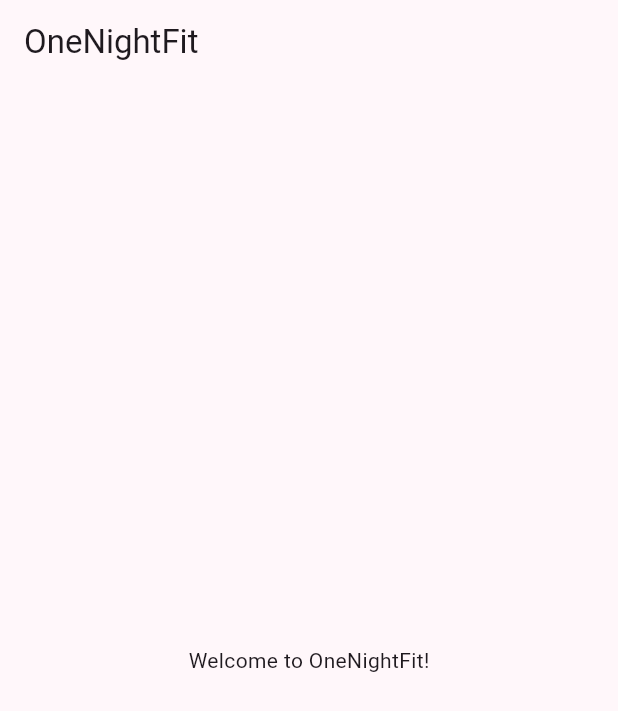
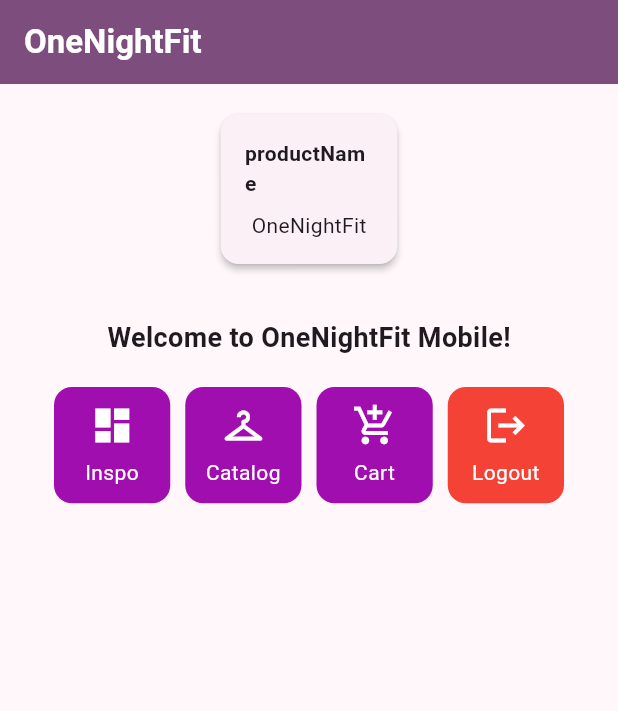
Before and after one commit to OneNightFit/OneNightFit_mobile, a Flutter app: the screen it shows after launch, on a phone screen of 412 x 824 dp. Shown: the top 711 px of the screen. Run offline on Flutter 3.47's test engine with Material 3 defaults, Android fonts, the phone set to English and light mode, and no system bars.

Commit message:
feat(home): integrate InfoCard and menu GridView on home page

```diff
--- a/lib/main.dart
+++ b/lib/main.dart
@@ -15,8 +15,8 @@ class MyApp extends StatelessWidget {
       title: 'Flutter Demo',
       theme: ThemeData(
         colorScheme: ColorScheme.fromSeed(
-          seedColor: Color(0x400646),
-          secondary: Color(0xA10EAF)
+          seedColor: Color(0xFF804D80),
+          secondary: Color(0xFFA10EAF)
         ),
         useMaterial3: true,
       ),
--- a/lib/menu.dart
+++ b/lib/menu.dart
@@ -21,14 +21,71 @@ class MyHomePage extends StatelessWidget {
 
   final String productName = "OneNightFit";
 
-  @override
+    @override
   Widget build(BuildContext context) {
+    // Scaffold menyediakan struktur visual dasar halaman (AppBar, Body, SnackBar).
     return Scaffold(
+      // AppBar menampilkan bar bagian atas halaman aplikasi.
       appBar: AppBar(
-        title: const Text('OneNightFit'),
+        title: const Text(
+          'OneNightFit',
+          style: TextStyle(
+            color: Colors.white,
+            fontWeight: FontWeight.bold,
+          ),
+        ),
+        backgroundColor: Theme.of(context).colorScheme.primary,
       ),
-      body: const Center(
-        child: Text('Welcome to OneNightFit!'),
+      // Body halaman utama dengan padding di sekelilingnya.
+      body: Padding(
+        padding: const EdgeInsets.all(16.0),
+        child: Column(
+          crossAxisAlignment: CrossAxisAlignment.center,
+          children: [
+            // Baris horizontal untuk menampilkan 3 InfoCard secara sejajar.
+            Row(
+              mainAxisAlignment: MainAxisAlignment.spaceEvenly,
+              children: [
+                InfoCard(title: 'productName', content: productName),
+              ],
+            ),
+
+            const SizedBox(height: 16.0),
+
+            // Bagian tengah: pesan sambutan dan kisi tombol menu portofolio.
+            Center(
+              child: Column(
+                children: [
+                  const Padding(
+                    padding: EdgeInsets.only(top: 16.0),
+                    child: Text(
+                      'Welcome to OneNightFit Mobile!',
+                      style: TextStyle(
+                        fontWeight: FontWeight.bold,
+                        fontSize: 18.0,
+                      ),
+                    ),
+                  ),
+
+                  // GridView menampilkan kartu tombol dalam tata letak kisi 3 kolom.
+                  GridView.count(
+                    primary: false,
+                    padding: const EdgeInsets.all(20),
+                    crossAxisSpacing: 10,
+                    mainAxisSpacing: 10,
+                    crossAxisCount: 4,
+                    // shrinkWrap agar ukuran kisi menyesuaikan tinggi konten anak.
+                    shrinkWrap: true,
+                    childAspectRatio: 1.0,
+                    children: items.map((ItemHomepage item) {
+                      return ItemCard(item);
+                    }).toList(),
+                  ),
+                ],
+              ),
+            ),
+          ],
+        ),
       ),
     );
   }
@@ -82,7 +139,9 @@ class ItemCard extends StatelessWidget {
   Widget build(BuildContext context) {
     return Material(
       // Menggunakan warna sekunder dari skema tema aplikasi.
-      color: Theme.of(context).colorScheme.secondary,
+      color: item.name == "Logout"
+        ? Colors.red
+        :  Theme.of(context).colorScheme.secondary,
       borderRadius: BorderRadius.circular(12),
       child: InkWell(
         // Aksi ketika kartu ditekan oleh pengguna.
```
